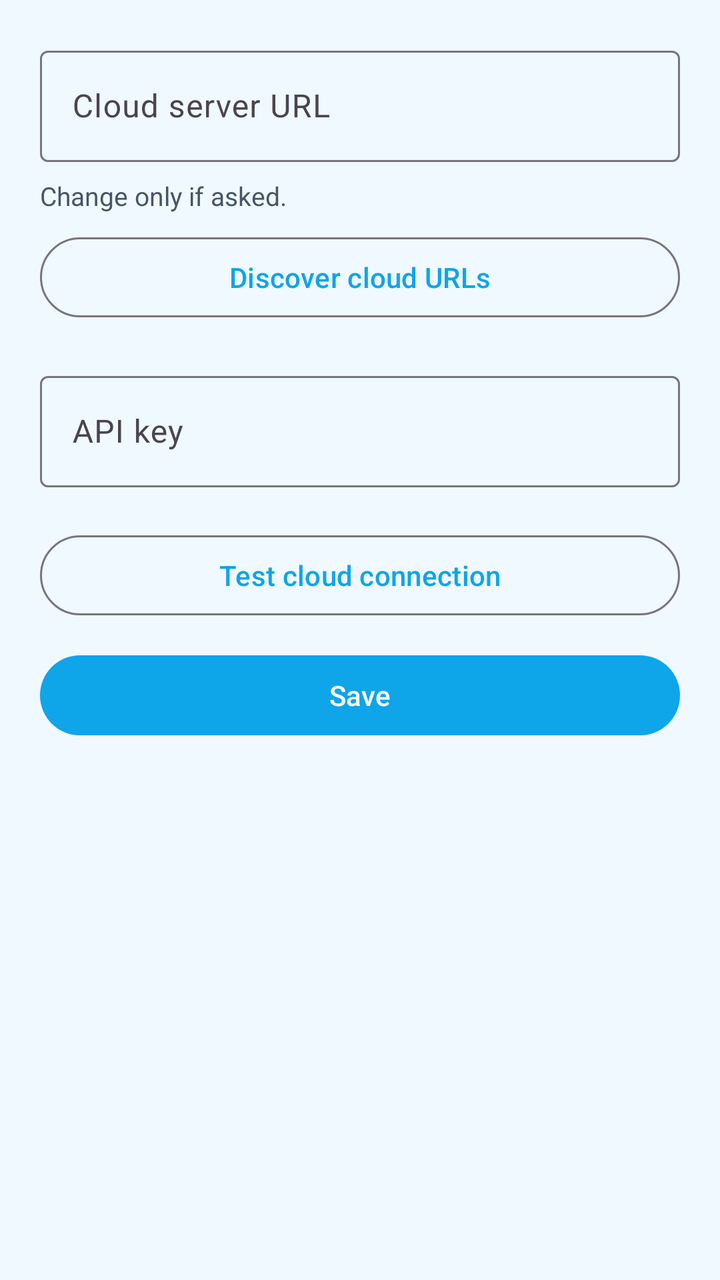
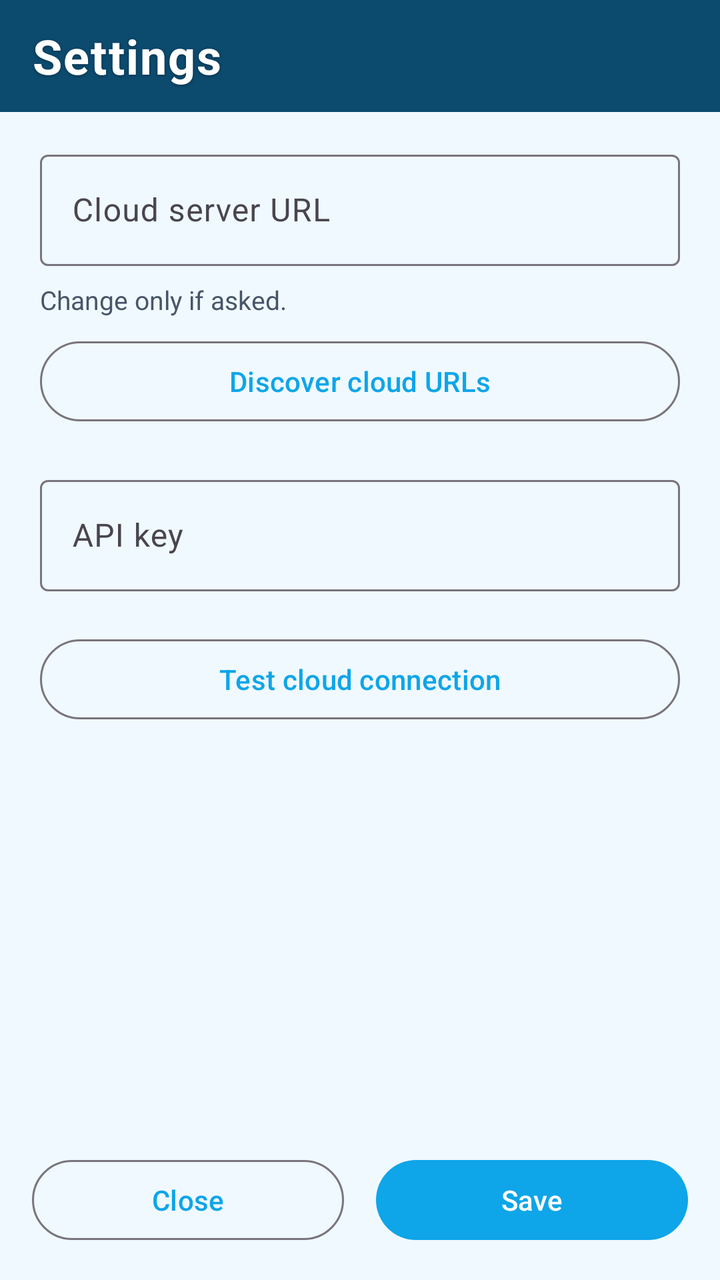

The first picture is an Android layout as it rendered before a commit; the second is the same layout after the commit. The layout source and the unified diff follow.
<!-- AndroidManifest.xml: application theme Theme.BasketballProtocol -->
<!-- res/layout/activity_settings.xml -->
<?xml version="1.0" encoding="utf-8"?>
<LinearLayout xmlns:android="http://schemas.android.com/apk/res/android"
    xmlns:app="http://schemas.android.com/apk/res-auto"
    android:layout_width="match_parent"
    android:layout_height="match_parent"
    android:orientation="vertical"
    android:padding="20dp">

    <com.google.android.material.textfield.TextInputLayout
        android:layout_width="match_parent"
        android:layout_height="wrap_content"
        android:hint="@string/base_url_hint">

        <com.google.android.material.textfield.TextInputEditText
            android:id="@+id/baseUrlInput"
            android:layout_width="match_parent"
            android:layout_height="wrap_content"
            android:inputType="textUri" />
    </com.google.android.material.textfield.TextInputLayout>

    <TextView
        android:layout_width="match_parent"
        android:layout_height="wrap_content"
        android:layout_marginTop="8dp"
        android:text="@string/discover_urls_hint"
        android:textColor="@color/text_secondary"
        android:textSize="13sp" />

    <com.google.android.material.button.MaterialButton
        android:id="@+id/discoverUrlsButton"
        style="@style/Widget.Material3.Button.OutlinedButton"
        android:layout_width="match_parent"
        android:layout_height="wrap_content"
        android:layout_marginTop="8dp"
        android:text="@string/discover_urls" />

    <LinearLayout
        android:id="@+id/discoveredUrlsContainer"
        android:layout_width="match_parent"
        android:layout_height="wrap_content"
        android:layout_marginTop="8dp"
        android:orientation="vertical" />

    <com.google.android.material.textfield.TextInputLayout
        android:layout_width="match_parent"
        android:layout_height="wrap_content"
        android:layout_marginTop="12dp"
        android:hint="@string/api_key_hint">

        <com.google.android.material.textfield.TextInputEditText
            android:id="@+id/apiKeyInput"
            android:layout_width="match_parent"
            android:layout_height="wrap_content"
            android:inputType="textPassword" />
    </com.google.android.material.textfield.TextInputLayout>

    <com.google.android.material.button.MaterialButton
        android:id="@+id/testCloudButton"
        style="@style/Widget.Material3.Button.OutlinedButton"
        android:layout_width="match_parent"
        android:layout_height="wrap_content"
        android:layout_marginTop="20dp"
        android:text="@string/test_cloud" />

    <com.google.android.material.button.MaterialButton
        android:id="@+id/saveButton"
        android:layout_width="match_parent"
        android:layout_height="wrap_content"
        android:layout_marginTop="12dp"
        android:text="@string/save" />
</LinearLayout>
<!-- resources referenced by this layout -->
<resources>
  <color name="text_secondary">#475569</color>
  <string name="api_key_hint">API key</string>
  <string name="base_url_hint">Cloud server URL</string>
  <string name="discover_urls">Discover cloud URLs</string>
  <string name="discover_urls_hint">Change only if asked.</string>
  <string name="save">Save</string>
  <string name="test_cloud">Test cloud connection</string>
  <style name="Theme.BasketballProtocol" parent="Theme.Material3.Light.NoActionBar">
          <item name="colorPrimary">@color/primary_blue</item>
          <item name="colorPrimaryContainer">@color/primary_soft</item>
          <item name="colorOnPrimary">@android:color/white</item>
          <item name="colorSurface">@color/surface_card</item>
          <item name="colorOnSurface">@color/text_primary</item>
          <item name="android:statusBarColor">@color/primary_dark</item>
          <item name="android:navigationBarColor">@color/bg_light</item>
          <item name="android:windowLightStatusBar">false</item>
          <item name="android:windowBackground">@color/bg_light</item>
          <item name="android:forceDarkAllowed">false</item>
          <item name="android:popupBackground">@drawable/popup_dropdown_bg</item>
          <item name="popupMenuBackground">@drawable/popup_dropdown_bg</item>
          <item name="actionOverflowButtonStyle">@style/Widget.FTProtocol.Overflow</item>
      </style>
  <color name="primary_blue">#0EA5E9</color>
  <color name="primary_soft">#E0F2FE</color>
  <color name="surface_card">#FFFFFF</color>
  <color name="text_primary">#0F172A</color>
  <color name="primary_dark">#0C4A6E</color>
  <color name="bg_light">#F0F9FF</color>
  <!-- drawable popup_dropdown_bg (drawable) -->
  <?xml version="1.0" encoding="utf-8"?>
  <shape xmlns:android="http://schemas.android.com/apk/res/android"
      android:shape="rectangle">
      <solid android:color="@color/surface_card" />
      <corners android:radius="16dp" />
      <stroke
          android:width="1dp"
          android:color="@color/outline_soft" />
  </shape>
  <style name="Widget.FTProtocol.Overflow" parent="Widget.AppCompat.ActionButton.Overflow">
          <item name="android:src">@drawable/ic_more_vert_white</item>
          <item name="srcCompat">@drawable/ic_more_vert_white</item>
          <item name="android:tint">@android:color/white</item>
      </style>
  <color name="outline_soft">#CBD5E1</color>
  <!-- drawable ic_more_vert_white (drawable) -->
  <?xml version="1.0" encoding="utf-8"?>
  <vector xmlns:android="http://schemas.android.com/apk/res/android"
      android:width="24dp"
      android:height="24dp"
      android:viewportWidth="24"
      android:viewportHeight="24">
      <path
          android:fillColor="#FFFFFF"
          android:pathData="M12,8c1.1,0 2,-0.9 2,-2s-0.9,-2 -2,-2 -2,0.9 -2,2 0.9,2 2,2zM12,10c-1.1,0 -2,0.9 -2,2s0.9,2 2,2 2,-0.9 2,-2 -0.9,-2 -2,-2zM12,16c-1.1,0 -2,0.9 -2,2s0.9,2 2,2 2,-0.9 2,-2 -0.9,-2 -2,-2z" />
  </vector>
</resources>

<!-- the commit's change to res/layout/activity_settings.xml (unified diff, before → after) -->
@@ -3,69 +3,115 @@
     xmlns:app="http://schemas.android.com/apk/res-auto"
     android:layout_width="match_parent"
     android:layout_height="match_parent"
-    android:orientation="vertical"
-    android:padding="20dp">
+    android:background="@color/bg_light"
+    android:orientation="vertical">
 
-    <com.google.android.material.textfield.TextInputLayout
+    <com.google.android.material.appbar.MaterialToolbar
+        android:id="@+id/settingsToolbar"
         android:layout_width="match_parent"
         android:layout_height="wrap_content"
-        android:hint="@string/base_url_hint">
+        android:background="@color/primary_dark"
+        android:minHeight="56dp"
+        app:title="@string/settings_title"
+        app:titleTextAppearance="@style/TextAppearance.FTProtocol.ToolbarTitle"
+        app:titleTextColor="@android:color/white"
+        app:theme="@style/ThemeOverlay.FTProtocol.Toolbar" />
 
-        <com.google.android.material.textfield.TextInputEditText
-            android:id="@+id/baseUrlInput"
+    <ScrollView
+        android:layout_width="match_parent"
+        android:layout_height="0dp"
+        android:layout_weight="1"
+        android:fillViewport="true"
+        android:paddingHorizontal="20dp"
+        android:paddingTop="16dp"
+        android:paddingBottom="8dp">
+
+        <LinearLayout
             android:layout_width="match_parent"
             android:layout_height="wrap_content"
-            android:inputType="textUri" />
-    </com.google.android.material.textfield.TextInputLayout>
+            android:orientation="vertical">
 
-    <TextView
+            <com.google.android.material.textfield.TextInputLayout
+                android:layout_width="match_parent"
+                android:layout_height="wrap_content"
+                android:hint="@string/base_url_hint">
+
+                <com.google.android.material.textfield.TextInputEditText
+                    android:id="@+id/baseUrlInput"
+                    android:layout_width="match_parent"
+                    android:layout_height="wrap_content"
+                    android:inputType="textUri" />
+            </com.google.android.material.textfield.TextInputLayout>
+
+            <TextView
+                android:layout_width="match_parent"
+                android:layout_height="wrap_content"
+                android:layout_marginTop="8dp"
+                android:text="@string/discover_urls_hint"
+                android:textColor="@color/text_secondary"
+                android:textSize="13sp" />
+
+            <com.google.android.material.button.MaterialButton
+                android:id="@+id/discoverUrlsButton"
+                style="@style/Widget.Material3.Button.OutlinedButton"
+                android:layout_width="match_parent"
+                android:layout_height="wrap_content"
+                android:layout_marginTop="8dp"
+                android:text="@string/discover_urls" />
+
+            <LinearLayout
+                android:id="@+id/discoveredUrlsContainer"
+                android:layout_width="match_parent"
+                android:layout_height="wrap_content"
+                android:layout_marginTop="8dp"
+                android:orientation="vertical" />
+
+            <com.google.android.material.textfield.TextInputLayout
+                android:layout_width="match_parent"
+                android:layout_height="wrap_content"
+                android:layout_marginTop="12dp"
+                android:hint="@string/api_key_hint">
+
+                <com.google.android.material.textfield.TextInputEditText
+                    android:id="@+id/apiKeyInput"
+                    android:layout_width="match_parent"
+                    android:layout_height="wrap_content"
+                    android:inputType="textPassword" />
+            </com.google.android.material.textfield.TextInputLayout>
+
+            <com.google.android.material.button.MaterialButton
+                android:id="@+id/testCloudButton"
+                style="@style/Widget.Material3.Button.OutlinedButton"
+                android:layout_width="match_parent"
+                android:layout_height="wrap_content"
+                android:layout_marginTop="20dp"
+                android:text="@string/test_cloud" />
+        </LinearLayout>
+    </ScrollView>
+
+    <LinearLayout
         android:layout_width="match_parent"
         android:layout_height="wrap_content"
-        android:layout_marginTop="8dp"
-        android:text="@string/discover_urls_hint"
-        android:textColor="@color/text_secondary"
-        android:textSize="13sp" />
+        android:orientation="horizontal"
+        android:paddingHorizontal="16dp"
+        android:paddingBottom="16dp"
+        android:paddingTop="8dp">
 
-    <com.google.android.material.button.MaterialButton
-        android:id="@+id/discoverUrlsButton"
-        style="@style/Widget.Material3.Button.OutlinedButton"
-        android:layout_width="match_parent"
-        android:layout_height="wrap_content"
-        android:layout_marginTop="8dp"
-        android:text="@string/discover_urls" />
+        <com.google.android.material.button.MaterialButton
+            android:id="@+id/closeButton"
+            style="@style/Widget.Material3.Button.OutlinedButton"
+            android:layout_width="0dp"
+            android:layout_height="wrap_content"
+            android:layout_marginEnd="8dp"
+            android:layout_weight="1"
+            android:text="@string/close" />
 
-    <LinearLayout
-        android:id="@+id/discoveredUrlsContainer"
-        android:layout_width="match_parent"
-        android:layout_height="wrap_content"
-        android:layout_marginTop="8dp"
-        android:orientation="vertical" />
-
-    <com.google.android.material.textfield.TextInputLayout
-        android:layout_width="match_parent"
-        android:layout_height="wrap_content"
-        android:layout_marginTop="12dp"
-        android:hint="@string/api_key_hint">
-
-        <com.google.android.material.textfield.TextInputEditText
-            android:id="@+id/apiKeyInput"
-            android:layout_width="match_parent"
+        <com.google.android.material.button.MaterialButton
+            android:id="@+id/saveButton"
+            android:layout_width="0dp"
             android:layout_height="wrap_content"
-            android:inputType="textPassword" />
-    </com.google.android.material.textfield.TextInputLayout>
-
-    <com.google.android.material.button.MaterialButton
-        android:id="@+id/testCloudButton"
-        style="@style/Widget.Material3.Button.OutlinedButton"
-        android:layout_width="match_parent"
-        android:layout_height="wrap_content"
-        android:layout_marginTop="20dp"
-        android:text="@string/test_cloud" />
-
-    <com.google.android.material.button.MaterialButton
-        android:id="@+id/saveButton"
-        android:layout_width="match_parent"
-        android:layout_height="wrap_content"
-        android:layout_marginTop="12dp"
-        android:text="@string/save" />
+            android:layout_marginStart="8dp"
+            android:layout_weight="1"
+            android:text="@string/save" />
+    </LinearLayout>
 </LinearLayout>
<!-- resource entries referenced after the edit -->
@@ -3,10 +3,27 @@
   <color name="text_secondary">#475569</color>
   <string name="api_key_hint">API key</string>
   <string name="base_url_hint">Cloud server URL</string>
+  <string name="close">Close</string>
   <string name="discover_urls">Discover cloud URLs</string>
   <string name="discover_urls_hint">Change only if asked.</string>
   <string name="save">Save</string>
+  <string name="settings_title">Settings</string>
   <string name="test_cloud">Test cloud connection</string>
+  <style name="TextAppearance.FTProtocol.ToolbarTitle" parent="TextAppearance.Material3.TitleLarge">
+          <item name="android:textSize">24sp</item>
+          <item name="android:textStyle">bold</item>
+          <item name="android:textColor">@android:color/white</item>
+          <item name="android:letterSpacing">0.03</item>
+          <item name="android:shadowColor">#66000000</item>
+          <item name="android:shadowDx">0</item>
+          <item name="android:shadowDy">1</item>
+          <item name="android:shadowRadius">3</item>
+      </style>
+  <style name="ThemeOverlay.FTProtocol.Toolbar" parent="ThemeOverlay.Material3.Dark">
+          <item name="colorControlNormal">@android:color/white</item>
+          <item name="android:textColorPrimary">@android:color/white</item>
+          <item name="actionMenuTextColor">@android:color/white</item>
+      </style>
   <style name="Theme.BasketballProtocol" parent="Theme.Material3.Light.NoActionBar">
           <item name="colorPrimary">@color/primary_blue</item>
           <item name="colorPrimaryContainer">@color/primary_soft</item>
